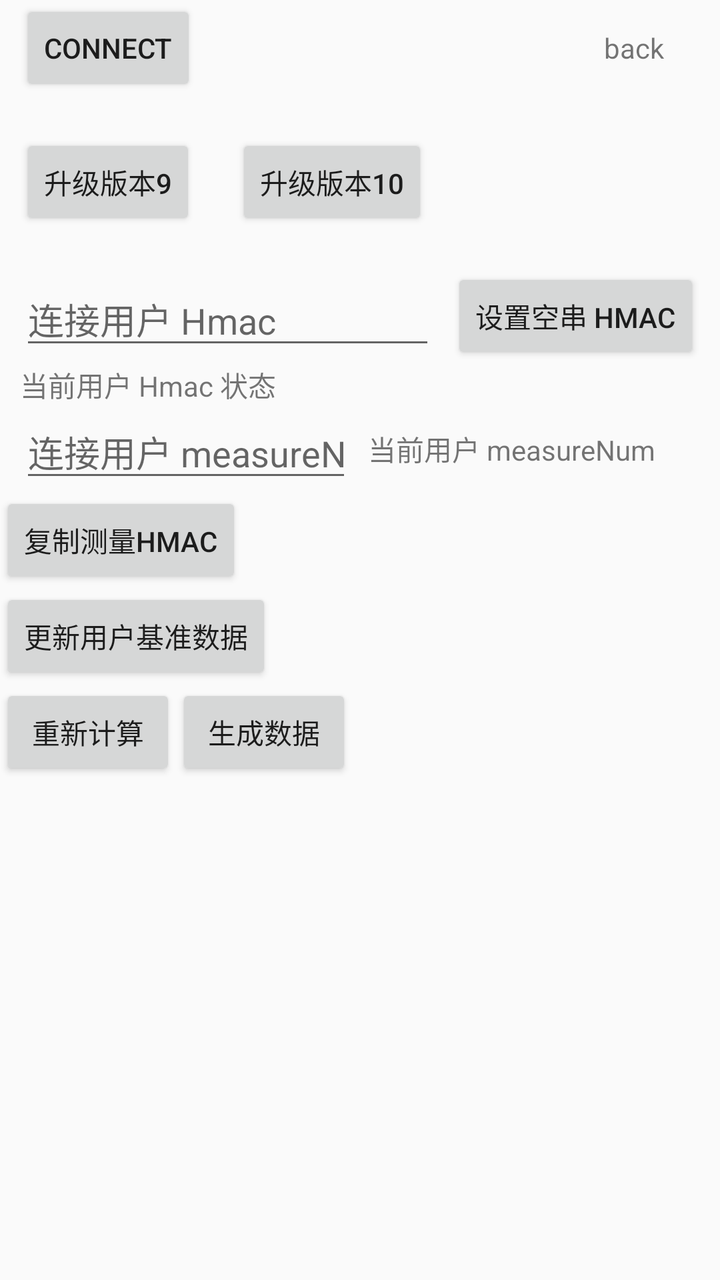
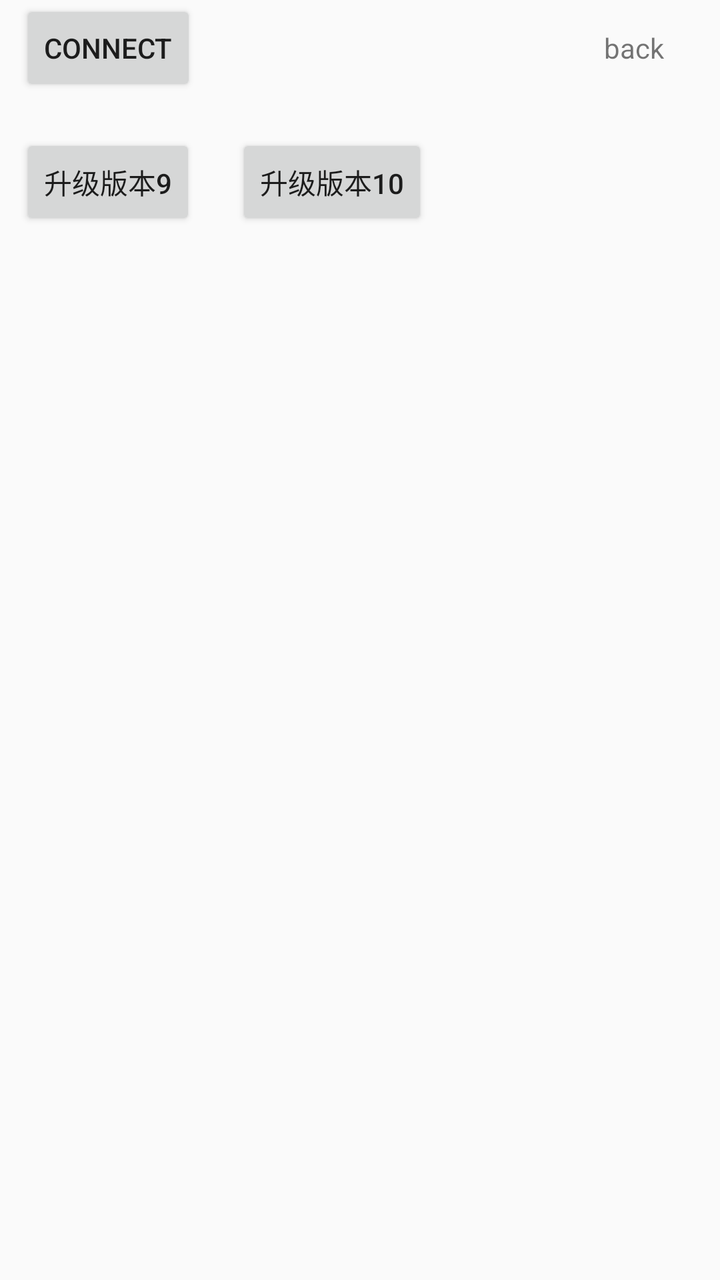

An Android layout rendered at two revisions. The XML below is the earlier revision; the diff shows what the commit changed to produce the second picture.
<!-- AndroidManifest.xml: application theme AppTheme -->
<!-- res/layout/activity_wsp_scale.xml -->
<?xml version="1.0" encoding="utf-8"?>

<LinearLayout xmlns:android="http://schemas.android.com/apk/res/android"
    xmlns:tools="http://schemas.android.com/tools"
    android:layout_width="match_parent"
    android:layout_height="match_parent"
    android:orientation="vertical"
    tools:context=".view.ConnectActivity">

    <LinearLayout
        android:layout_width="match_parent"
        android:layout_height="wrap_content"
        android:gravity="center_vertical"
        android:orientation="horizontal"
        android:paddingEnd="10dp"
        android:paddingStart="10dp">

        <Button
            android:id="@+id/connectBtn"
            android:layout_width="wrap_content"
            android:text="@string/connect"
            android:layout_height="wrap_content"
            android:layout_gravity="end" />

        <TextView
            android:id="@+id/statusTv"
            android:layout_width="0dp"
            android:layout_height="wrap_content"
            android:layout_marginLeft="10dp"
            android:layout_marginStart="10dp"
            android:layout_weight="1" />

        <TextView
            android:id="@+id/weightTv"
            android:layout_width="0dp"
            android:layout_height="wrap_content"
            android:layout_weight="1"
            android:textSize="15sp" />

        <TextView
            android:id="@+id/back_tv"
            android:layout_width="wrap_content"
            android:layout_height="wrap_content"
            android:layout_marginEnd="10dp"
            android:layout_marginStart="10dp"
            android:padding="8dp"
            android:text="@string/back" />

    </LinearLayout>

    <LinearLayout
        android:layout_width="match_parent"
        android:layout_height="wrap_content"
        android:gravity="center_vertical"
        android:orientation="vertical"
        android:paddingStart="10dp"
        android:paddingEnd="10dp">

        <TextView
            android:id="@+id/batteryTv"
            android:layout_width="wrap_content"
            android:layout_height="wrap_content"
            android:layout_marginStart="10dp"
            android:layout_marginLeft="10dp"
             />

    </LinearLayout>

    <LinearLayout
        android:visibility="gone"
        android:orientation="horizontal"
        android:layout_width="match_parent"
        android:layout_height="wrap_content">

        <Button
            android:text="追零"
            android:id="@+id/chasingZeroBtn"
            android:layout_width="wrap_content"
            android:layout_height="wrap_content" />

        <Button
            android:text="秤端用户拟合，游客反写计算"
            android:id="@+id/kalmanBtn"
            android:layout_width="wrap_content"
            android:layout_height="wrap_content" />

    </LinearLayout>

    <LinearLayout
        android:visibility="visible"
        android:layout_width="match_parent"
        android:layout_height="wrap_content"
        android:gravity="center_vertical"
        android:orientation="horizontal"
        android:paddingEnd="10dp"
        android:paddingStart="10dp">
        <Button
            android:id="@+id/ota9Btn"
            android:layout_width="wrap_content"
            android:layout_height="wrap_content"
            android:layout_gravity="end"
            android:text="升级版本9" />

        <Button
            android:id="@+id/ota10Btn"
            android:layout_width="wrap_content"
            android:layout_height="wrap_content"
            android:layout_gravity="end"
            android:layout_marginStart="20dp"
            android:text="升级版本10" />

    </LinearLayout>

    <LinearLayout
        android:layout_width="match_parent"
        android:layout_height="wrap_content"
        android:gravity="center_vertical"
        android:orientation="horizontal"
        android:paddingEnd="10dp"
        android:paddingStart="10dp">

        <Button
            android:visibility="gone"
            android:id="@+id/stroteDataTest"
            android:layout_width="wrap_content"
            android:layout_height="wrap_content"
            android:text="@string/user_generated_storage_data" />

        <TextView
            android:id="@+id/registerUserIndex"
            android:layout_marginLeft="10dp"
            android:layout_width="wrap_content"
            android:layout_height="wrap_content" />
    </LinearLayout>

    <LinearLayout
        android:visibility="gone"
        android:layout_width="match_parent"
        android:layout_height="wrap_content"
        android:gravity="center_vertical"
        android:orientation="horizontal"
        android:paddingEnd="10dp"
        android:paddingStart="10dp">

        <TextView
            android:id="@+id/bleVerTv"
            android:layout_marginLeft="10dp"
            android:layout_width="wrap_content"
            android:layout_height="wrap_content" />

        <TextView
            android:id="@+id/otaStatusTv"
            android:layout_marginLeft="10dp"
            android:layout_width="wrap_content"
            android:layout_height="wrap_content" />
    </LinearLayout>

    <LinearLayout
        android:orientation="horizontal"
        android:layout_width="match_parent"
        android:layout_height="wrap_content">
        <Button
            android:visibility="gone"
            android:id="@+id/otaBtn"
            android:text="start ota"
            android:layout_marginStart="10dp"
            android:layout_width="wrap_content"
            android:layout_height="wrap_content" />

        <Button
            android:visibility="gone"
            android:id="@+id/resetBtn"
            android:text="reset"
            android:layout_marginStart="10dp"
            android:layout_width="wrap_content"
            android:layout_height="wrap_content" />
    </LinearLayout>

    <LinearLayout
        android:id="@+id/slim_ll"
        android:orientation="vertical"
        android:layout_width="match_parent"
        android:layout_height="wrap_content">

        <LinearLayout
            android:visibility="gone"
            android:orientation="horizontal"
            android:layout_width="match_parent"
            android:layout_height="wrap_content">

        <Button
            android:text="更新减重秤设备配置"
            android:id="@+id/update_slim_device_btn"
            android:layout_width="wrap_content"
            android:layout_height="wrap_content" />

        <Button
            android:text="更新减重秤用户配置"
            android:id="@+id/update_slim_user_btn"
            android:layout_width="wrap_content"
            android:layout_height="wrap_content" />

        <Button
            android:text="重置减重秤"
            android:id="@+id/reset_slim_btn"
            android:layout_width="wrap_content"
            android:layout_height="wrap_content" />
        </LinearLayout>

        <LinearLayout
            android:visibility="gone"
            android:orientation="horizontal"
            android:layout_width="match_parent"
            android:layout_height="wrap_content">

            <Button
                android:text="切换用户"
                android:id="@+id/switch_user_btn"
                android:layout_width="wrap_content"
                android:layout_height="wrap_content" />

            <Button
                android:text="删除用户"
                android:id="@+id/delete_user_btn"
                android:layout_width="wrap_content"
                android:layout_height="wrap_content" />

            <Button
                android:text="更新基准体重"
                android:id="@+id/update_weight_btn"
                android:layout_width="wrap_content"
                android:layout_height="wrap_content" />

        </LinearLayout>

    </LinearLayout>

    <LinearLayout
        android:layout_width="match_parent"
        android:layout_height="wrap_content"
        android:gravity="center_vertical"
        android:orientation="horizontal"
        android:paddingStart="10dp"
        android:paddingEnd="10dp">

        <EditText
            android:id="@+id/userHmacInput"
            android:layout_width="0dp"
            android:layout_height="wrap_content"
            android:layout_weight="1"
            android:hint="连接用户 Hmac"
            android:inputType="textVisiblePassword"
            android:maxLines="2" />

        <Button
            android:id="@+id/setEmptyHmacBtn"
            android:layout_width="wrap_content"
            android:layout_height="wrap_content"
            android:layout_marginStart="8dp"
            android:text="设置空串 Hmac" />

    </LinearLayout>

    <TextView
        android:id="@+id/userHmacStateTv"
        android:layout_width="match_parent"
        android:layout_height="wrap_content"
        android:paddingStart="10dp"
        android:paddingEnd="10dp"
        android:text="当前用户 Hmac 状态" />

    <LinearLayout
        android:layout_width="match_parent"
        android:layout_height="wrap_content"
        android:gravity="center_vertical"
        android:orientation="horizontal"
        android:paddingStart="10dp"
        android:paddingEnd="10dp">

        <EditText
            android:id="@+id/measureNumInput"
            android:layout_width="0dp"
            android:layout_height="wrap_content"
            android:layout_weight="1"
            android:hint="连接用户 measureNum"
            android:inputType="number"
            android:maxLength="10"
            android:maxLines="1" />

        <TextView
            android:id="@+id/measureNumStateTv"
            android:layout_width="0dp"
            android:layout_height="wrap_content"
            android:layout_marginStart="8dp"
            android:layout_weight="1"
            android:text="当前用户 measureNum" />

    </LinearLayout>

    <LinearLayout
        android:visibility="visible"
        android:layout_width="match_parent"
        android:layout_height="wrap_content">

        <Button
            android:id="@+id/storageBtn"
            android:visibility="gone"
            android:text="查看存储数据"
            android:layout_width="wrap_content"
            android:layout_height="wrap_content" />

        <Button
            android:id="@+id/measureHmacBtn"
            android:text="复制测量Hmac"
            android:layout_width="wrap_content"
            android:layout_height="wrap_content" />

    </LinearLayout>

    <LinearLayout
        android:visibility="visible"
        android:layout_width="match_parent"
        android:layout_height="wrap_content">

        <Button
            android:id="@+id/updateUserScaleDatumDataBtn"
            android:layout_width="wrap_content"
            android:layout_height="wrap_content"
            android:text="更新用户基准数据" />

    </LinearLayout>

    <LinearLayout
        android:visibility="visible"
        android:layout_width="match_parent"
        android:layout_height="wrap_content">

        <Button
            android:id="@+id/reCalcBtn"
            android:text="重新计算"
            android:layout_width="wrap_content"
            android:layout_height="wrap_content" />

        <Button
            android:text="生成数据"
            android:id="@+id/generateBtn"
            android:layout_width="wrap_content"
            android:layout_height="wrap_content" />

    </LinearLayout>

    <TextView
        android:id="@+id/snTextView"
        android:layout_width="wrap_content"
        android:paddingEnd="10dp"
        android:paddingStart="10dp"
        android:layout_height="wrap_content" />

    <ListView
        android:id="@+id/listView"
        android:layout_width="match_parent"
        android:layout_height="0dp"
        android:layout_weight="1" />

</LinearLayout>
<!-- resources referenced by this layout -->
<resources>
  <string name="back">back</string>
  <string name="connect">connect</string>
  <string name="user_generated_storage_data">User generated dual mode storage data</string>
  <style name="AppTheme" parent="Theme.AppCompat.Light.DarkActionBar">
          
          <item name="android:windowNoTitle">true</item>
          <item name="android:windowFullscreen">true</item>
      </style>
</resources>

<!-- the commit's change to res/layout/activity_wsp_scale.xml (unified diff, before → after) -->
@@ -236,6 +236,7 @@
     </LinearLayout>
 
     <LinearLayout
+        android:visibility="gone"
         android:layout_width="match_parent"
         android:layout_height="wrap_content"
         android:gravity="center_vertical"
@@ -262,6 +263,7 @@
     </LinearLayout>
 
     <TextView
+        android:visibility="gone"
         android:id="@+id/userHmacStateTv"
         android:layout_width="match_parent"
         android:layout_height="wrap_content"
@@ -270,6 +272,7 @@
         android:text="当前用户 Hmac 状态" />
 
     <LinearLayout
+        android:visibility="gone"
         android:layout_width="match_parent"
         android:layout_height="wrap_content"
         android:gravity="center_vertical"
@@ -298,7 +301,7 @@
     </LinearLayout>
 
     <LinearLayout
-        android:visibility="visible"
+        android:visibility="gone"
         android:layout_width="match_parent"
         android:layout_height="wrap_content">
 
@@ -318,7 +321,7 @@
     </LinearLayout>
 
     <LinearLayout
-        android:visibility="visible"
+        android:visibility="gone"
         android:layout_width="match_parent"
         android:layout_height="wrap_content">
 
@@ -331,7 +334,7 @@
     </LinearLayout>
 
     <LinearLayout
-        android:visibility="visible"
+        android:visibility="gone"
         android:layout_width="match_parent"
         android:layout_height="wrap_content">
 
